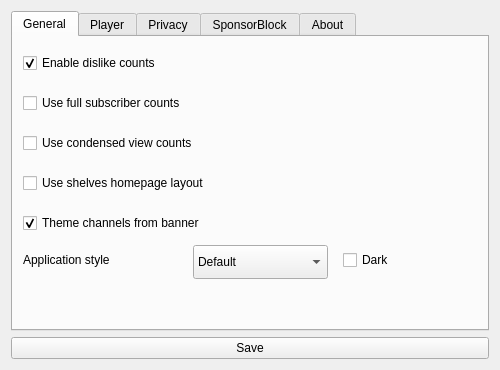
Old version of the form src/ui/forms/settingsform.ui in the repository BowDown097/QtTube.
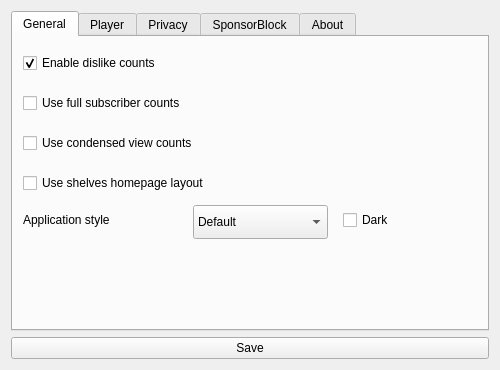
New version of the form.

Commit message: Remove themed channels option

Diff of the .ui file:
```diff
--- a/src/ui/forms/settingsform.ui
+++ b/src/ui/forms/settingsform.ui
@@ -85,27 +85,11 @@
         <string>Use full subscriber counts</string>
        </property>
       </widget>
-      <widget class="QCheckBox" name="themedChannels">
-       <property name="geometry">
-        <rect>
-         <x>10</x>
-         <y>170</y>
-         <width>400</width>
-         <height>32</height>
-        </rect>
-       </property>
-       <property name="text">
-        <string>Theme channels from banner</string>
-       </property>
-       <property name="checked">
-        <bool>true</bool>
-       </property>
-      </widget>
       <widget class="QLabel" name="appStyleLabel">
        <property name="geometry">
         <rect>
          <x>10</x>
-         <y>210</y>
+         <y>170</y>
          <width>170</width>
          <height>26</height>
         </rect>
@@ -118,7 +102,7 @@
        <property name="geometry">
         <rect>
          <x>180</x>
-         <y>208</y>
+         <y>168</y>
          <width>135</width>
          <height>34</height>
         </rect>
@@ -133,7 +117,7 @@
        <property name="geometry">
         <rect>
          <x>330</x>
-         <y>210</y>
+         <y>170</y>
          <width>93</width>
          <height>26</height>
         </rect>
```
The commit also changes 11 other files.
